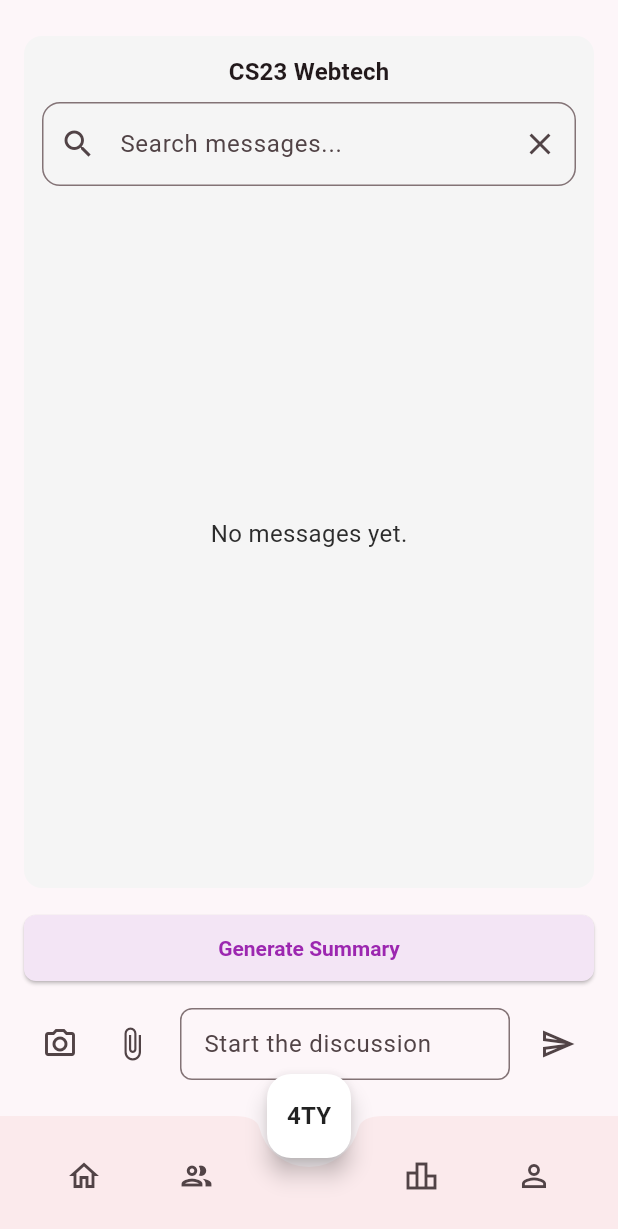
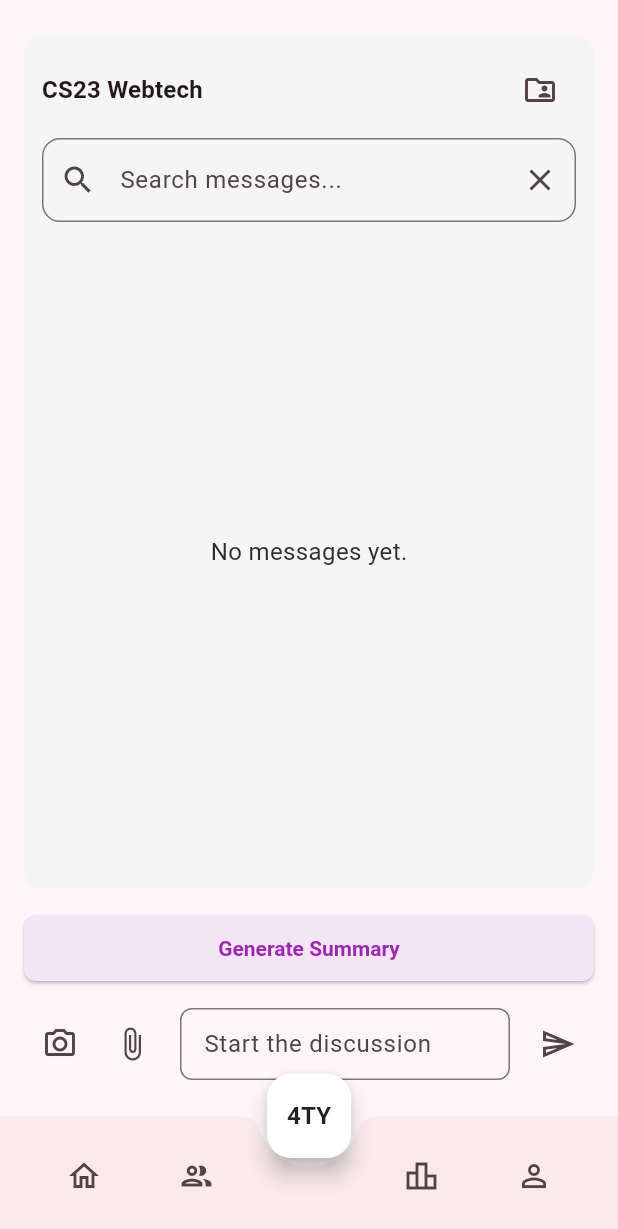
Before and after one commit to sadman2762/CampusConnect, a Flutter app: the GroupDiscussionsScreen screen opened by its route, after a tap on the "send" icon, on a phone screen of 412 x 824 dp. Shown: the top 1229 px of the screen. Run offline on Flutter 3.47's test engine with Material 3 defaults, Android fonts, the phone set to English and light mode, and no system bars; our stand-ins replace cloud_firestore, cloud_functions, file_picker, firebase_auth, firebase_core, firebase_storage and 4 more; missing offline and left inert: record; accounts and stored records are empty; Roboto replaces fonts that are missing (Poppins).

Commit message:
added shared media tab in group chat

```diff
--- a/lib/screens/discussions/group_discussions_screen.dart
+++ b/lib/screens/discussions/group_discussions_screen.dart
@@ -9,6 +9,7 @@ import 'dart:io';
 import 'package:flutter/foundation.dart'; // for kIsWeb
 import 'package:file_picker/file_picker.dart';
 import 'package:url_launcher/url_launcher.dart';
+import 'shared_resources_screen.dart'; // or the correct relative path
 
 import '../profile/profile_screen.dart';
 import 'summary_screen.dart';
@@ -74,6 +75,13 @@ class _GroupDiscussionsScreenState extends State<GroupDiscussionsScreen> {
       'timestamp': Timestamp.now(),
     });
     _controller.clear();
+  }
+
+  Future<int> _countSharedResources() async {
+    final snap = await _messagesCol
+        .where('type', whereIn: ['image', 'file', 'doc']) // shared media types
+        .get();
+    return snap.size;
   }
 
   Future<void> _pickAndSendImage() async {
@@ -305,12 +313,60 @@ class _GroupDiscussionsScreenState extends State<GroupDiscussionsScreen> {
                   padding: const EdgeInsets.all(12),
                   child: Column(
                     children: [
-                      Text(
-                        widget.groupName,
-                        style: textTheme.titleMedium?.copyWith(
-                          fontWeight: FontWeight.bold,
-                        ),
+                      Row(
+                        mainAxisAlignment: MainAxisAlignment.spaceBetween,
+                        children: [
+                          Text(
+                            widget.groupName,
+                            style: textTheme.titleMedium?.copyWith(
+                              fontWeight: FontWeight.bold,
+                            ),
+                          ),
+                          FutureBuilder<int>(
+                            future: _countSharedResources(),
+                            builder: (context, snapshot) {
+                              final count = snapshot.data ?? 0;
+                              return Stack(
+                                children: [
+                                  IconButton(
+                                    icon: const Icon(
+                                        Icons.folder_shared_outlined),
+                                    tooltip: 'Shared Resources',
+                                    onPressed: () {
+                                      Navigator.push(
+                                        context,
+                                        MaterialPageRoute(
+                                          builder: (_) => SharedResourcesScreen(
+                                              groupName: widget.groupName),
+                                        ),
+                                      );
+                                    },
+                                  ),
+                                  if (count > 0)
+                                    Positioned(
+                                      right: 4,
+                                      top: 4,
+                                      child: Container(
+                                        padding: const EdgeInsets.all(4),
+                                        decoration: BoxDecoration(
+                                          color: Colors.red,
+                                          shape: BoxShape.circle,
+                                        ),
+                                        child: Text(
+                                          '$count',
+                                          style: const TextStyle(
+                                              color: Colors.white,
+                                              fontSize: 12),
+                                        ),
+                                      ),
+                                    ),
+                                ],
+                              );
+                            },
+                          ),
+                        ],
                       ),
+
                       const SizedBox(height: 8),
                       // ✅ New Message Search Field
                       TextField(
```
Also changed, not shown: lib/screens/discussions/shared_resources_screen.dart (added, +103 -0 lines).
